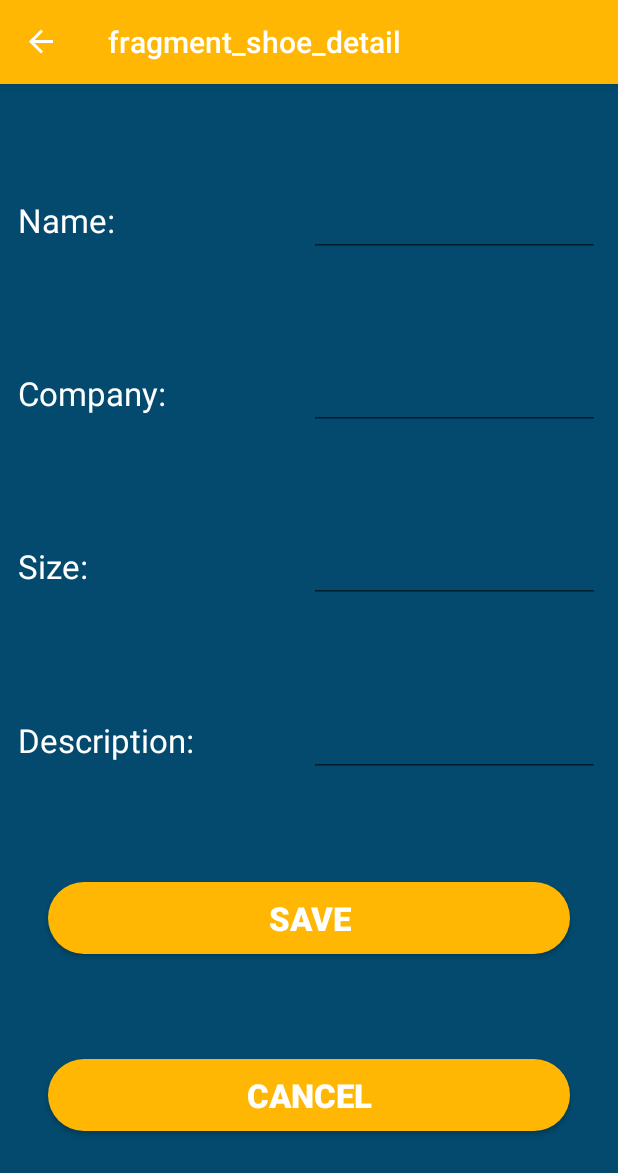
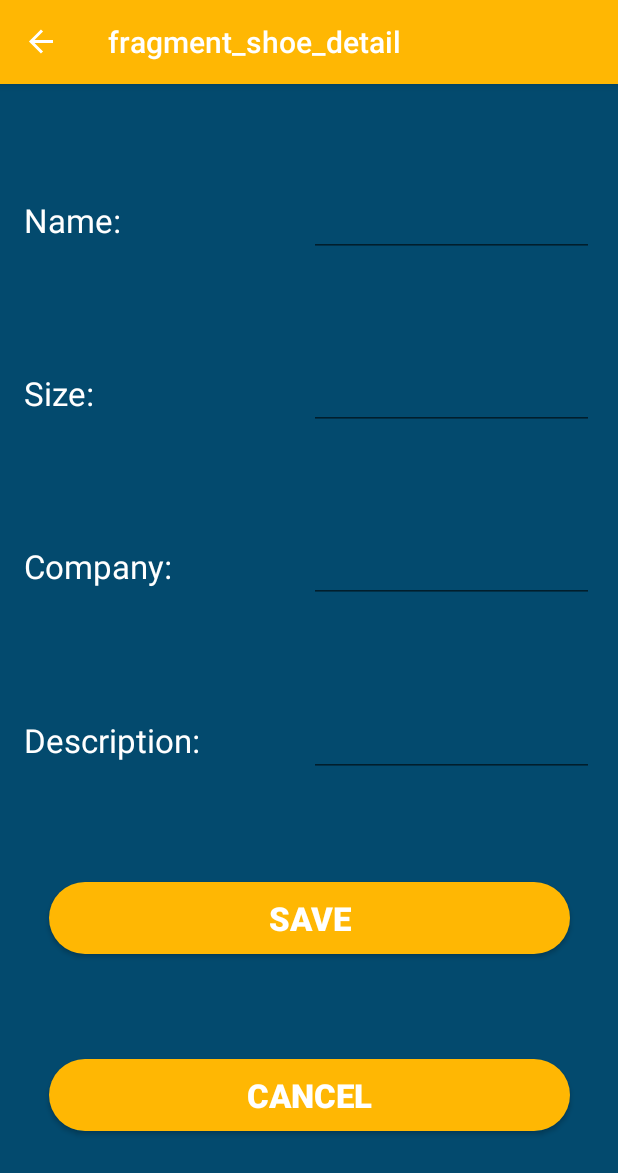
Before and after one commit to FAdiGabriele/firstUdacityProject, an Android app: the ShoeDetailFragment screen opened through its navigation route, on a phone screen of 412 x 824 dp. Shown: the top 1173 px of the screen. Run offline under Robolectric (Android 15) with nearby library versions, the phone set to English and light mode, and no system bars; our stand-ins replace data binding, navigation-ui.

Commit message:
working on

```diff
--- a/app/src/main/java/com/udacity/shoestore/MainActivity.kt
+++ b/app/src/main/java/com/udacity/shoestore/MainActivity.kt
@@ -7,9 +7,11 @@ import androidx.databinding.DataBindingUtil
 import androidx.navigation.findNavController
 import androidx.navigation.ui.NavigationUI
 import com.udacity.shoestore.databinding.ActivityMainBinding
+import com.udacity.shoestore.fragments.viewmodels.GeneralViewModel
 
 class MainActivity : AppCompatActivity() {
 
+    lateinit var viewModel : GeneralViewModel
 
     override fun onCreate(savedInstanceState: Bundle?) {
         super.onCreate(savedInstanceState)
@@ -19,6 +21,8 @@ class MainActivity : AppCompatActivity() {
             this,
             R.layout.activity_main
         )
+
+        viewModel = GeneralViewModel()
         val navController = this.findNavController(R.id.myNavHostFragment)
         NavigationUI.setupActionBarWithNavController(this, navController)
     }
--- a/app/src/main/java/com/udacity/shoestore/fragments/ui_controllers/ShoeDetailFragment.kt
+++ b/app/src/main/java/com/udacity/shoestore/fragments/ui_controllers/ShoeDetailFragment.kt
@@ -6,8 +6,10 @@ import android.view.View
 import android.view.ViewGroup
 import androidx.databinding.DataBindingUtil
 import androidx.fragment.app.Fragment
+import androidx.lifecycle.Observer
 import androidx.lifecycle.ViewModelProvider
 import androidx.navigation.fragment.findNavController
+import com.udacity.shoestore.MainActivity
 import com.udacity.shoestore.R
 import com.udacity.shoestore.databinding.FragmentShoeDetailBinding
 import com.udacity.shoestore.fragments.viewmodels.GeneralViewModel
@@ -15,7 +17,7 @@ import com.udacity.shoestore.models.Shoe
 
 class ShoeDetailFragment : Fragment() {
 
-
+    lateinit var viewModel: GeneralViewModel
 
     override fun onCreateView(
         inflater: LayoutInflater, container: ViewGroup?,
@@ -26,25 +28,21 @@ class ShoeDetailFragment : Fragment() {
             inflater, R.layout.fragment_shoe_detail, container, false
         )
 
-        arguments?.let {
-             val shoe = ShoeDetailFragmentArgs.fromBundle(requireArguments()).addedShoe!!
-                    binding.nameEdit.setText(shoe.name)
-                    binding.companyEdit.setText(shoe.company)
-                    binding.sizeEdit.setText(shoe.size.toString())
-                    binding.descriptionEdit.setText(shoe.description)
+        val mainActivity = requireActivity() as MainActivity
+        viewModel = mainActivity.viewModel
+        binding.generalViewModel = viewModel
+
+        binding.saveButton.setOnClickListener {
+            viewModel.addShoe(binding.shoeToAdd!!)
+            findNavController().navigateUp()
         }
 
         binding.cancelButton.setOnClickListener {
-            findNavController().navigateUp()
+            findNavController()
         }
 
-        binding.saveButton.setOnClickListener {
-           val shoeToSend = Bundle()
-            val shoe = Shoe(binding.nameEdit.text.toString(),binding.sizeEdit.text.toString().toDouble(),binding.companyEdit.text.toString(), binding.descriptionEdit.text.toString())
-            shoeToSend.putParcelable(resources.getString(R.string.shoe),shoe)
-            findNavController().navigate(R.id.action_shoeDetailFragment_to_shoeListFragment, shoeToSend)
 
-        }
+        binding.shoeToAdd= Shoe("",0.0,"","")
         return binding.root
     }
 
--- a/app/src/main/res/layout/fragment_shoe_detail.xml
+++ b/app/src/main/res/layout/fragment_shoe_detail.xml
@@ -4,9 +4,14 @@
     xmlns:tools="http://schemas.android.com/tools">
 
     <data>
+
         <variable
-            name="general_view_model"
+            name="generalViewModel"
             type="com.udacity.shoestore.fragments.viewmodels.GeneralViewModel" />
+
+        <variable
+            name="shoeToAdd"
+            type="com.udacity.shoestore.models.Shoe" />
     </data>
 
     <!-- I choose to manage this layout with a ConstraintLayout for manage the view with the chains.
@@ -23,10 +28,10 @@
             android:id="@+id/linearLayout"
             android:layout_width="match_parent"
             android:layout_height="wrap_content"
-            android:layout_marginStart="12dp"
-            android:layout_marginEnd="12dp"
+            android:layout_marginStart="16dp"
+            android:layout_marginEnd="16dp"
             android:orientation="horizontal"
-            app:layout_constraintBottom_toTopOf="@+id/linearLayout4"
+            app:layout_constraintBottom_toTopOf="@+id/linearLayout3"
             app:layout_constraintEnd_toEndOf="parent"
             app:layout_constraintHorizontal_bias="0.5"
             app:layout_constraintStart_toStartOf="parent"
@@ -45,6 +50,7 @@
                 android:layout_width="match_parent"
                 android:layout_height="wrap_content"
                 android:layout_weight="1"
+                android:text="@={shoeToAdd.name}"
                 android:textColor="#FFFFFF"
                 android:textColorHint="#FFFFFF"
                 tools:text="name" />
@@ -55,14 +61,14 @@
             android:id="@+id/linearLayout4"
             android:layout_width="match_parent"
             android:layout_height="wrap_content"
-            android:layout_marginStart="12dp"
-            android:layout_marginEnd="12dp"
+            android:layout_marginStart="16dp"
+            android:layout_marginEnd="16dp"
             android:orientation="horizontal"
-            app:layout_constraintBottom_toTopOf="@+id/linearLayout3"
+            app:layout_constraintBottom_toTopOf="@+id/linearLayout2"
             app:layout_constraintEnd_toEndOf="parent"
             app:layout_constraintHorizontal_bias="0.5"
             app:layout_constraintStart_toStartOf="parent"
-            app:layout_constraintTop_toBottomOf="@+id/linearLayout">
+            app:layout_constraintTop_toBottomOf="@+id/linearLayout3">
 
             <TextView
                 android:layout_width="match_parent"
@@ -77,6 +83,7 @@
                 android:layout_width="match_parent"
                 android:layout_height="wrap_content"
                 android:layout_weight="1"
+                android:text="@={shoeToAdd.company}"
                 android:textColor="#FFFFFF"
                 android:textColorHint="#FFFFFF"
                 tools:text="company" />
@@ -84,50 +91,17 @@
         </LinearLayout>
 
         <LinearLayout
-            android:id="@+id/linearLayout3"
-            android:layout_width="match_parent"
-            android:layout_height="wrap_content"
-            android:layout_marginStart="12dp"
-            android:layout_marginEnd="12dp"
-            android:orientation="horizontal"
-            app:layout_constraintBottom_toTopOf="@+id/linearLayout2"
-            app:layout_constraintEnd_toEndOf="parent"
-            app:layout_constraintHorizontal_bias="0.5"
-            app:layout_constraintStart_toStartOf="parent"
-            app:layout_constraintTop_toBottomOf="@+id/linearLayout4">
-
-            <TextView
-                android:layout_width="match_parent"
-                android:layout_height="wrap_content"
-                android:layout_weight="1"
-                android:text="@string/size"
-                android:textColor="#FFFFFF"
-                android:textSize="22sp" />
-
-            <EditText
-                android:id="@+id/size_edit"
-                android:inputType="numberDecimal"
-                android:layout_width="match_parent"
-                android:layout_height="wrap_content"
-                android:layout_weight="1"
-                android:textColor="#FFFFFF"
-                android:textColorHint="#FFFFFF"
-                tools:text="size" />
-
-        </LinearLayout>
-
-        <LinearLayout
             android:id="@+id/linearLayout2"
             android:layout_width="match_parent"
             android:layout_height="wrap_content"
-            android:layout_marginStart="12dp"
-            android:layout_marginEnd="12dp"
+            android:layout_marginStart="16dp"
+            android:layout_marginEnd="16dp"
             android:orientation="horizontal"
             app:layout_constraintBottom_toTopOf="@+id/save_button"
             app:layout_constraintEnd_toEndOf="parent"
             app:layout_constraintHorizontal_bias="0.5"
             app:layout_constraintStart_toStartOf="parent"
-            app:layout_constraintTop_toBottomOf="@+id/linearLayout3">
+            app:layout_constraintTop_toBottomOf="@+id/linearLayout4">
 
             <TextView
                 android:layout_width="match_parent"
@@ -142,6 +116,7 @@
                 android:layout_width="match_parent"
                 android:layout_height="wrap_content"
                 android:layout_weight="1"
+                android:text="@={shoeToAdd.description}"
                 android:textColor="#FFFFFF"
                 android:textColorHint="#FFFFFF"
                 tools:text="description" />
@@ -150,10 +125,8 @@
 
         <Button
             android:id="@+id/cancel_button"
-            android:layout_width="0dp"
+            android:layout_width="347dp"
             android:layout_height="wrap_content"
-            android:layout_marginStart="32dp"
-            android:layout_marginEnd="32dp"
             android:background="@drawable/buttons_background"
             android:text="@android:string/cancel"
             android:textColor="#FFFFFF"
@@ -168,10 +141,8 @@
 
         <Button
             android:id="@+id/save_button"
-            android:layout_width="0dp"
+            android:layout_width="347dp"
             android:layout_height="wrap_content"
-            android:layout_marginStart="32dp"
-            android:layout_marginEnd="32dp"
             android:background="@drawable/buttons_background"
             android:text="@string/save"
             android:textColor="#FFFFFF"
@@ -183,6 +154,40 @@
             app:layout_constraintStart_toStartOf="parent"
             app:layout_constraintTop_toBottomOf="@+id/linearLayout2" />
 
+        <LinearLayout
+            android:id="@+id/linearLayout3"
+            android:layout_width="match_parent"
+            android:layout_height="wrap_content"
+            android:layout_marginStart="16dp"
+            android:layout_marginEnd="16dp"
+            android:orientation="horizontal"
+            app:layout_constraintBottom_toTopOf="@+id/linearLayout4"
+            app:layout_constraintEnd_toEndOf="parent"
+            app:layout_constraintHorizontal_bias="0.5"
+            app:layout_constraintStart_toStartOf="parent"
+            app:layout_constraintTop_toBottomOf="@+id/linearLayout">
+
+            <TextView
+                android:layout_width="match_parent"
+                android:layout_height="wrap_content"
+                android:layout_weight="1"
+                android:text="@string/size"
+                android:textColor="#FFFFFF"
+                android:textSize="22sp" />
+
+            <EditText
+                android:id="@+id/size_edit"
+                android:layout_width="match_parent"
+                android:layout_height="wrap_content"
+                android:layout_weight="1"
+                android:inputType="numberDecimal"
+                android:text="@={generalViewModel.transformerDoubleString(shoeToAdd.size)}"
+                android:textColor="#FFFFFF"
+                android:textColorHint="#FFFFFF"
+                tools:text="size" />
+
+        </LinearLayout>
+
 
     </androidx.constraintlayout.widget.ConstraintLayout>
 </layout>
--- a/app/src/main/res/layout/fragment_shoe_list.xml
+++ b/app/src/main/res/layout/fragment_shoe_list.xml
@@ -28,10 +28,11 @@
 
         <ScrollView
             android:layout_width="match_parent"
-            android:layout_height="match_parent"
+            android:layout_height="0dp"
             android:fillViewport="false"
-            app:layout_constraintBottom_toBottomOf="parent"
+            app:layout_constraintBottom_toTopOf="@+id/add_shoe_button"
             app:layout_constraintEnd_toEndOf="parent"
+            app:layout_constraintHorizontal_bias="1.0"
             app:layout_constraintStart_toStartOf="parent"
             app:layout_constraintTop_toTopOf="parent"
             tools:context=".ShoeListFragment">
--- a/app/src/main/res/navigation/navigator.xml
+++ b/app/src/main/res/navigation/navigator.xml
@@ -58,11 +58,6 @@
             app:enterAnim="@android:anim/fade_in"
             app:exitAnim="@anim/nav_default_exit_anim"
             app:popUpTo="@id/shoeListFragment" />
-        <argument
-            android:name="added_shoe"
-            app:argType="com.udacity.shoestore.models.Shoe"
-            app:nullable="true"
-            android:defaultValue="@null" />
     </fragment>
     <fragment
         android:id="@+id/shoeDetailFragment"
@@ -75,10 +70,5 @@
             app:enterAnim="@android:anim/slide_in_left"
             app:exitAnim="@anim/nav_default_exit_anim"
             app:popUpTo="@id/instructionFragment" />
-        <argument
-            android:name="added_shoe"
-            app:argType="com.udacity.shoestore.models.Shoe"
-            app:nullable="true"
-            android:defaultValue="@null" />
     </fragment>
 </navigation>
```
Also changed, not shown: app/src/main/java/com/udacity/shoestore/fragments/ui_controllers/ShoeListFragment.kt (+6 -6 lines), app/src/main/java/com/udacity/shoestore/fragments/viewmodels/GeneralViewModel.kt (+19 -5 lines), app/src/main/res/layout/single_shoe_element.xml (+40 -3 lines).
